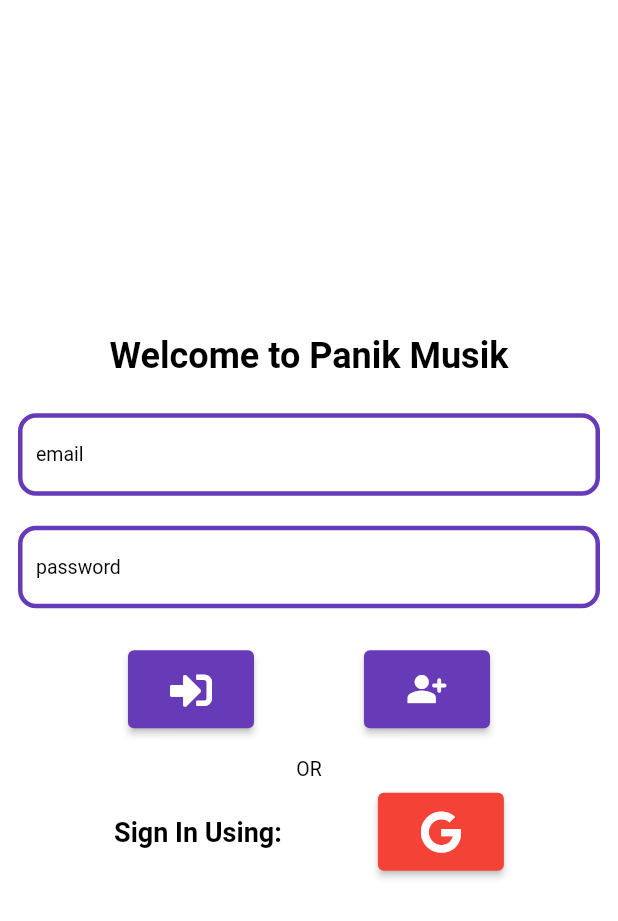
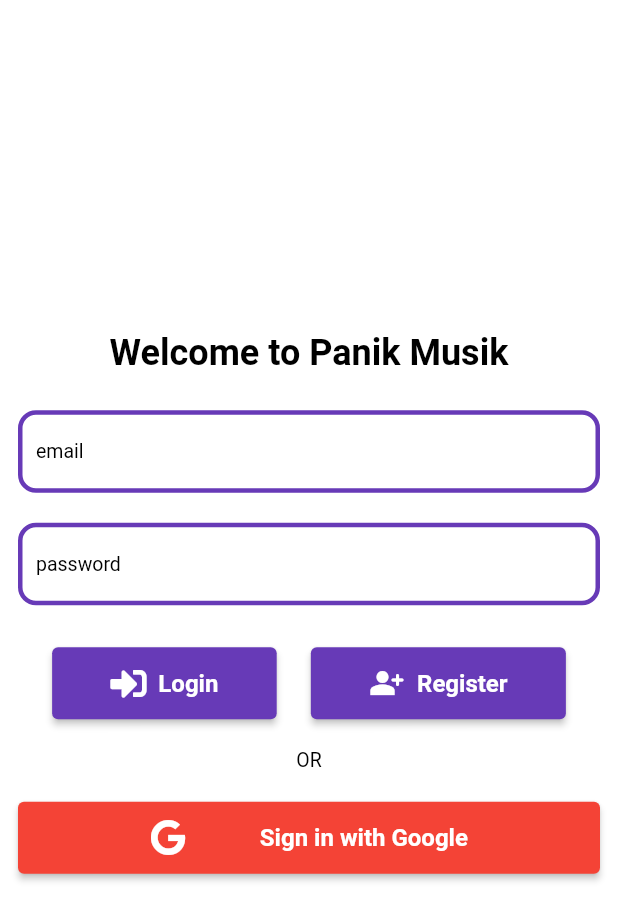
Before and after one commit to SatyamAK/Panik-Musik, a Flutter app: the LoginPage screen opened directly, on a phone screen of 412 x 824 dp. Shown: the top 921 px of the screen. Run offline on Flutter 3.47's test engine with Material 2 defaults, Android fonts, the light colour scheme and no system bars; our stand-ins replace font_awesome_flutter.

Commit message:
Reworked Login Page UI

```diff
--- a/lib/components/button.dart
+++ /dev/null
@@ -1,21 +0,0 @@
-import 'package:flutter/material.dart';
-import 'package:panik_musik/constants/values.dart';
-
-ElevatedButton button(
-  Color color, IconData icon, void Function() onPressed, BuildContext context) {
-  return ElevatedButton(
-    style: ElevatedButton.styleFrom(
-      primary: color
-    ),
-    onPressed: onPressed,
-    child: Container(
-      padding: const EdgeInsets.all(12),
-      child: Center(
-        child: Icon(
-          icon,
-          size: Values.buttonIconSize,
-        ),
-      ),
-    )
-  );
-}
--- /dev/null
+++ b/lib/components/buttons.dart
@@ -0,0 +1,21 @@
+import 'package:flutter/material.dart';
+
+ElevatedButton button(Color color, String string, IconData icon,
+    void Function() onPressed, BuildContext context) {
+  return ElevatedButton(
+    style: ElevatedButton.styleFrom(
+      primary: color
+    ),
+    onPressed: onPressed,
+    child: Container(
+      margin: const EdgeInsets.symmetric(horizontal: 24, vertical: 12),
+      child: Row(
+        mainAxisAlignment: MainAxisAlignment.spaceEvenly,
+        children: [
+          Icon(icon),
+          Text(string, style: Theme.of(context).textTheme.button)
+        ],
+      ),
+    )
+  );
+}
--- a/lib/constants/values.dart
+++ b/lib/constants/values.dart
@@ -1,5 +1,5 @@
 class Values {
-  static const double cardTitle = 14;
+  static const double cardTitle = 16;
   static const double appBarTitle = 18;
   static const double headSize = 24;
   static const double subTitleSize = 12;
--- a/lib/pages/login_page.dart
+++ b/lib/pages/login_page.dart
@@ -1,6 +1,6 @@
 import 'package:flutter/material.dart';
 import 'package:font_awesome_flutter/font_awesome_flutter.dart';
-import 'package:panik_musik/components/button.dart';
+import 'package:panik_musik/components/buttons.dart';
 import 'package:panik_musik/components/text_form.dart';
 
 class LoginPage extends StatelessWidget {
@@ -37,9 +37,9 @@
                       child: Row(
                         mainAxisAlignment: MainAxisAlignment.spaceEvenly,
                         children: [
-                          button(Theme.of(context).primaryColor,
+                          button(Theme.of(context).primaryColor, '  Login',
                               FontAwesomeIcons.signInAlt, () {}, context),
-                          button(Theme.of(context).primaryColor,
+                          button(Theme.of(context).primaryColor, '  Register',
                               Icons.person_add_alt_rounded, () {}, context)
                         ],
                       ),
@@ -49,19 +49,11 @@
                       style: Theme.of(context).textTheme.bodyText1,
                     ),
                     Container(
-                      margin: const EdgeInsets.only(top: 8, bottom: 20),
-                      child: Row(
-                        mainAxisAlignment: MainAxisAlignment.spaceEvenly,
-                        children: [
-                         Text(
-                            'Sign In Using:',
-                            style: Theme.of(context).textTheme.headline2,
-                          ),
-                          button(Colors.red,
-                              FontAwesomeIcons.google, () {}, context)
-                        ],
+                      margin: const EdgeInsets.only(top: 20, bottom: 20),
+                      child: button(Colors.red, 'Sign in with Google',
+                        FontAwesomeIcons.google, () {}, context
                       ),
-                    ),
+                    )
                   ],
                 ))
               ],
--- a/lib/pages/profile_page.dart
+++ b/lib/pages/profile_page.dart
@@ -1,6 +1,6 @@
 import 'package:flutter/material.dart';
 import 'package:font_awesome_flutter/font_awesome_flutter.dart';
-import 'package:panik_musik/components/button.dart';
+import 'package:panik_musik/components/buttons.dart';
 
 class ProfilePage extends StatelessWidget {
   const ProfilePage({ Key? key }) : super(key: key);
@@ -8,7 +8,7 @@
   @override
   Widget build(BuildContext context) {
     return Center(
-      child: button(Theme.of(context).primaryColor, FontAwesomeIcons.signOutAlt, (){}, context),
+      child: button(Theme.of(context).primaryColor, 'Logout', FontAwesomeIcons.signOutAlt, (){}, context),
     );
   }
 }
```
